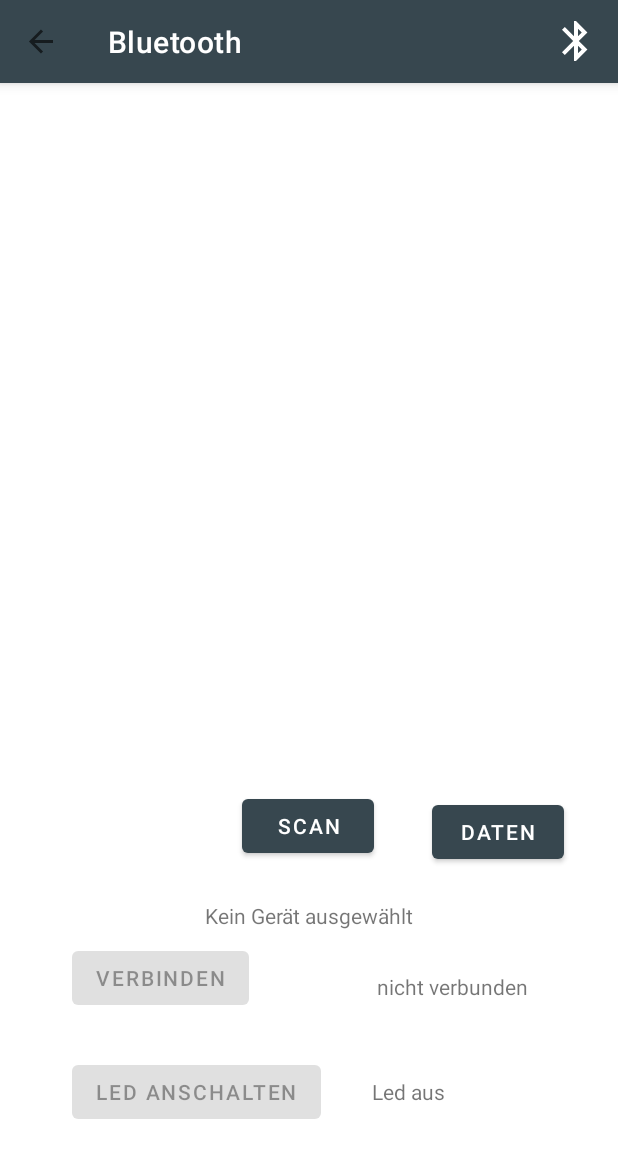
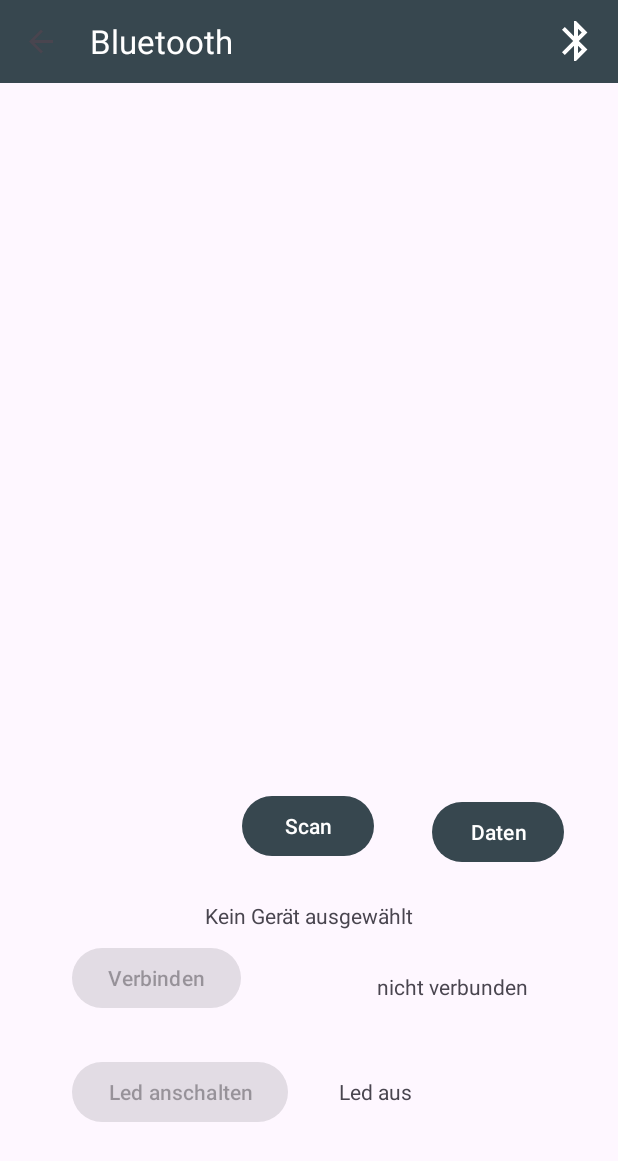
Before and after one commit to AnnemarieKayser/MoveUpAppCode, an Android app: the MainActivity screen opened directly, with no data from a screen before it, after a tap on "Bluetooth", on a phone screen of 412 x 824 dp. Shown: the top 1161 px of the screen. Run offline under Robolectric (Android 15) with nearby library versions, the phone set to English and light mode, and no system bars; our stand-ins replace navigation-ui; libraries missing offline, so code that uses them is left out: splitties.toast.toast; 6 statements that could not run were skipped.

Commit message:
material3 theme design, neue versionen

```diff
--- a/app/src/main/java/com/example/moveup/BluetoothFragment.kt
+++ b/app/src/main/java/com/example/moveup/BluetoothFragment.kt
@@ -225,6 +225,7 @@ class BluetoothFragment : Fragment() {
         binding.textViewStatus.setText(R.string.connected)
         binding.buttonLed.isEnabled = true
         Log.i(TAG, "connected")
+        toast("connected")
     }
 
     private fun onDisconnect() {
--- a/app/src/main/res/layout/activity_main.xml
+++ b/app/src/main/res/layout/activity_main.xml
@@ -10,15 +10,17 @@
     <com.google.android.material.bottomnavigation.BottomNavigationView
         android:id="@+id/nav_view"
         android:layout_width="match_parent"
-        android:layout_height="60dp"
+        android:layout_height="75dp"
         android:background="@color/blue_grey"
         app:elevation="5dp"
         app:itemIconTint="@color/white"
         app:itemTextColor="#FFFFFF"
+        app:labelVisibilityMode="unlabeled"
         app:layout_constraintBottom_toBottomOf="parent"
         app:layout_constraintEnd_toEndOf="parent"
         app:layout_constraintHorizontal_bias="0.5"
         app:layout_constraintStart_toStartOf="parent"
+
         app:menu="@menu/bottom_nav_menu" />
 
 
@@ -41,7 +43,7 @@
         android:layout_width="match_parent"
         android:layout_height="55dp"
         android:background="?attr/colorPrimary"
-        android:elevation="5dp"
+        android:elevation="10dp"
         app:layout_constraintEnd_toEndOf="parent"
         app:layout_constraintHorizontal_bias="0.5"
         app:layout_constraintStart_toStartOf="parent"
--- a/app/src/main/res/menu/bottom_nav_menu.xml
+++ b/app/src/main/res/menu/bottom_nav_menu.xml
@@ -5,7 +5,7 @@
 
     <item
         android:id="@+id/navigation_home"
-        android:icon="@drawable/ic_home"
+        android:icon="@drawable/ic_logo_home_new"
         android:title="@string/title_home" />
 
     <item
--- a/app/src/main/res/values/colors.xml
+++ b/app/src/main/res/values/colors.xml
@@ -13,6 +13,7 @@
     <color name="blue_grey">#37474f</color>
     <color name="blue_grey_light">#62727b</color>
     <color name="blue_grey_dark">#102027</color>
+    <color name="blue_light">#e3f2fd</color>
     <color name="brown">#a1887f</color>
     <color name="brown_light">#d3b8ae</color>
     <color name="brown_dark">#725b53</color>
--- a/app/src/main/res/values/themes.xml
+++ b/app/src/main/res/values/themes.xml
@@ -1,6 +1,6 @@
 <resources xmlns:tools="http://schemas.android.com/tools">
     <!-- Base application theme. -->
-    <style name="Theme.MoveUP" parent="Theme.MaterialComponents.Light.DarkActionBar">
+    <style name="Theme.MoveUP" parent="Theme.Material3.Light.NoActionBar">
         <!-- Primary brand color. -->
         <item name="colorPrimary">@color/blue_grey</item>
         <item name="colorPrimaryVariant">@color/blue_grey_dark</item>
@@ -14,8 +14,13 @@
         <item name="android:navigationBarColor">?attr/colorPrimary</item>
         <!-- Customize your theme here. -->
 
+        <item name="materialAlertDialogTheme">@style/ThemeOverlay.App.MaterialAlertDialog</item>
+
+
+        <!-- MaterialComponents attributes (needed if parent="Theme.AppCompat"). -->
 
     </style>
+
 
     <style name="Theme.MoveUP.NoActionBar">
         <item name="windowActionBar">false</item>
@@ -25,4 +30,37 @@
     <style name="Theme.MoveUP.AppBarOverlay" parent="ThemeOverlay.AppCompat.Dark.ActionBar" />
 
     <style name="Theme.MoveUP.PopupOverlay" parent="ThemeOverlay.AppCompat.Light" />
+
+
+    <style name="ThemeOverlay.App.MaterialAlertDialog" parent="ThemeOverlay.Material3.MaterialAlertDialog">
+        <item name="colorPrimary">@color/blue_grey</item>
+        <item name="colorSecondary">@color/blue_light</item>
+        <item name="colorSurface">@color/blue_grey_light</item>
+        <item name="colorOnSurface">@color/white</item>
+        <item name="alertDialogStyle">@style/MaterialAlertDialog.App</item>
+        <item name="materialAlertDialogTitleTextStyle">@style/MaterialAlertDialog.App.Title.Text</item>
+        <item name="buttonBarPositiveButtonStyle">@style/Widget.App.Button</item>
+        <item name="buttonBarNegativeButtonStyle">@style/Widget.App.Button</item>
+    </style>
+
+    <style name="MaterialAlertDialog.App" parent="MaterialAlertDialog.Material3">
+        <item name="shapeAppearance">@style/ShapeAppearance.App.MediumComponent</item>
+        <item name="shapeAppearanceOverlay">@null</item>
+    </style>
+
+    <style name="MaterialAlertDialog.App.Title.Text" parent="MaterialAlertDialog.Material3.Title.Text">
+        <item name="android:textColor">@color/white</item>
+    </style>
+
+    <style name="Widget.App.Button" parent="Widget.Material3.Button.TextButton.Dialog">
+        <item name="android:textColor">@color/white</item>
+    </style>
+
+    <style name="ShapeAppearance.App.MediumComponent" parent="ShapeAppearance.Material3.MediumComponent">
+        <item name="cornerFamily">cut</item>
+        <item name="cornerSize">8dp</item>
+    </style>
+
+
+
 </resources>
```
Also changed, not shown: app/build.gradle (+15 -4 lines), app/src/main/java/com/example/moveup/SecondFragment.kt (+8 -7 lines), app/src/debug/res/drawable-hdpi/ic_logo_home_new.png (added), app/src/debug/res/drawable-mdpi/ic_logo_home_new.png (added), app/src/debug/res/drawable-xhdpi/ic_logo_home_new.png (added), app/src/debug/res/drawable-xxhdpi/ic_logo_home_new.png (added), app/src/debug/res/drawable-xxxhdpi/ic_logo_home_new.png (added).
